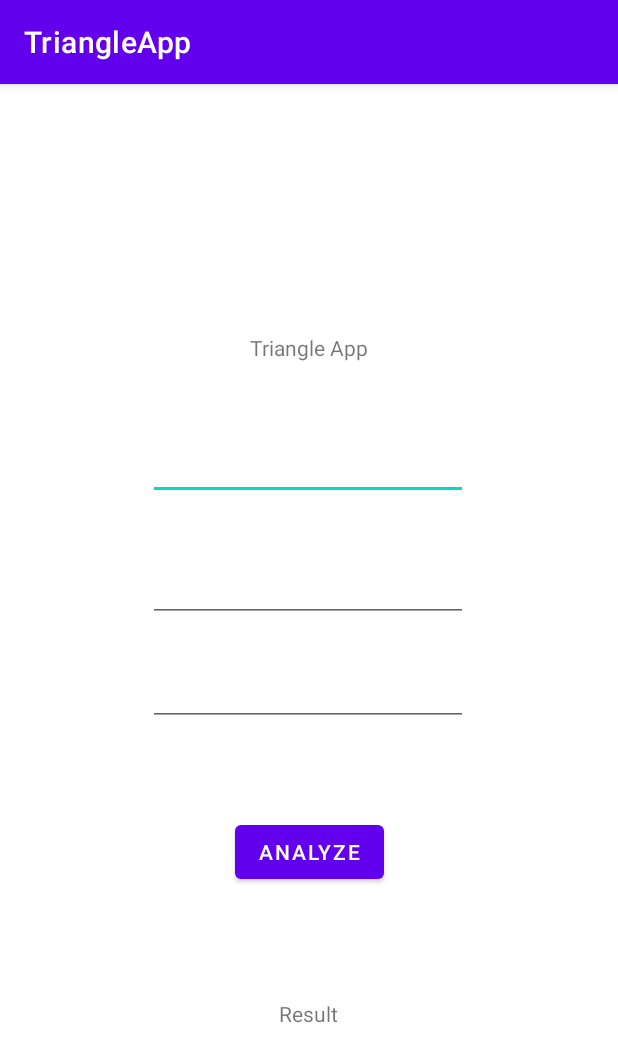
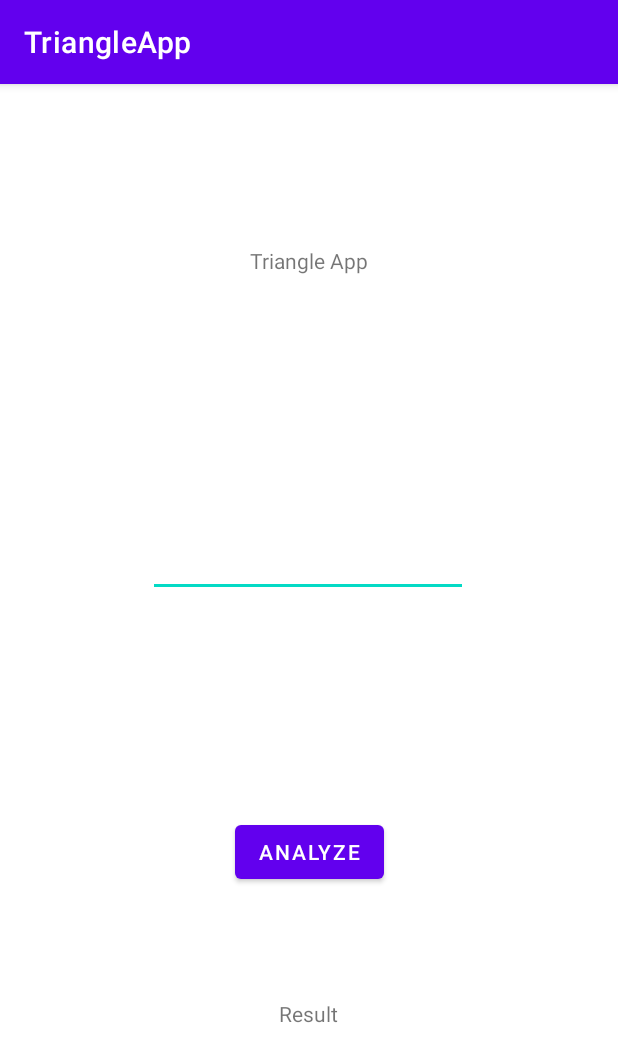
Before and after one commit to gvasquez11/TriangleApp, an Android app: the screen it shows after launch (MainActivity), on a phone screen of 412 x 824 dp. Shown: the top 1062 px of the screen. Run offline under Robolectric (Android 15) with nearby library versions, the phone set to English and light mode, and no system bars.

Commit message:
input is now in an array

```diff
--- a/app/src/main/java/com/example/triangleapp/MainActivity.kt
+++ b/app/src/main/java/com/example/triangleapp/MainActivity.kt
@@ -1,16 +1,4 @@
 package com.example.triangleapp;
-//class EditText(val mEditText1: String, val EditText2: String, val EditText3: String)
-//class TextView(val mTextViewResult: String)
-
-//val mEditText1 = "string"
-//val mEditText2 = "string"
-//val mEditText3 = "string"
-
-//val TextView = "string"
-//val mTextViewResult = "string"
-//val num1_int = "string"
-//val num2_int = "string"
-//val num3_int = "string"
 
 import androidx.appcompat.app.AppCompatActivity
 import android.os.Bundle
@@ -19,40 +7,31 @@ import android.widget.EditText
 import android.widget.TextView
 
 class MainActivity : AppCompatActivity() {
-    //class EditText(val mEditText1: String, val EditText2: String, val EditText3: String)
-
-    /*
-      mEditText1 = (EditText(findViewById(R.id.num1)));
-
-    var mEditText2 = (EditText(findViewById(R.id.num2)));
-     var mEditText3 = (EditText(findViewById(R.id.num3)));
-    var num1_int = 1;
-     var num2_int = 1;
-     var num3_int = 1;
-    var mTextViewResult = TextView(findViewById(R.id.Result))
-
-*/
-
-
 
     override fun onCreate(savedInstanceState: Bundle?) {
         super.onCreate(savedInstanceState)
         setContentView(R.layout.activity_main);
 
+        val inputValue = findViewById(R.id.UserInput) as EditText;
 
-        val num1 = findViewById(R.id.num1) as EditText;
-        val num2 = findViewById(R.id.num2) as EditText;
-        val num3 = findViewById(R.id.num3) as EditText;
         val answer = findViewById(R.id.Result) as TextView;
         val analyzeAnswer = findViewById(R.id.AnalyzeButton) as Button;
 
         analyzeAnswer.setOnClickListener{
 
-            val num1_1 = num1.text.toString().toInt();
-            val num2_2 = num2.text.toString().toInt();
-            val num3_3 = num3.text.toString().toInt();
+            //val num1_1 = num1.text.toString();
+            //val num2_2 = num2.text.toString().toInt();
+            //val num3_3 = num3.text.toString().toInt();
 
-            val resultScaling = "string";
+            val UserInputString = inputValue.text.toString();
+            val UserInputArray = UserInputString.split(',').toTypedArray();
+
+
+            val num1_1 = UserInputArray[0].toDouble();
+            val num2_2 = UserInputArray[1].toDouble();
+            val num3_3 = UserInputArray[2].toDouble();
+
+
 
             if(num1_1 != num2_2 && num1_1 != num3_3 && num2_2 != num3_3)
             {
@@ -61,7 +40,7 @@ class MainActivity : AppCompatActivity() {
             else if(((num1_1 == num2_2) || (num1_1 == num3_3) || (num2_2 == num3_3)) &&
                 ((num1_1 != num2_2) || (num1_1 != num3_3) || (num2_2 != num3_3)))
             {
-                answer.setText("This Triangle is Isosceles!")
+                answer.setText("[" + UserInputString + "]: This Triangle is Isosceles!")
             }
             else if ((num3_3 == num1_1) && (num3_3 == num2_2))
             {
@@ -74,22 +53,6 @@ class MainActivity : AppCompatActivity() {
 
         }
 
-        //mEditText1 = (EditText(findViewById(R.id.num1)));
-        //mEditText2 = (EditText)findViewById (R.id.num2)
-        //mEditText3 = (EditText)findViewById(R.id.num3)
-
-        /*
-        num1_int = Integer.parseInt(mEditText1.getText().toString());
-        num2_int = Integer.parseInt(mEditText2.getText().toString());
-        num3_int = Integer.parseInt(mEditText3.getText().toString());
-
-        if (((num1_int == num2_int) || (num1_int == num3_int) || (num2_int == num3_int)) &&
-            ((num1_int != num2_int) || (num1_int != num3_int) || (num2_int != num3_int))){
-                    mTextViewResult.text = "This triangle is isosceles."
-        } else {
-            mTextViewResult.text = "This triangle is NOT isosceles."
-        }
-        */
 
     }
 }
--- a/app/src/main/res/layout/activity_main.xml
+++ b/app/src/main/res/layout/activity_main.xml
@@ -10,12 +10,11 @@
         android:id="@+id/textView"
         android:layout_width="wrap_content"
         android:layout_height="wrap_content"
+        android:layout_marginTop="108dp"
         android:text="Triangle App"
-        app:layout_constraintBottom_toTopOf="@+id/num1"
         app:layout_constraintEnd_toEndOf="parent"
         app:layout_constraintStart_toStartOf="parent"
-        app:layout_constraintTop_toTopOf="parent"
-        app:layout_constraintVertical_bias="0.782" />
+        app:layout_constraintTop_toTopOf="parent" />
 
     <Button
         android:id="@+id/AnalyzeButton"
@@ -25,42 +24,6 @@
         android:text="Analyze"
         app:layout_constraintBottom_toTopOf="@+id/Result"
         app:layout_constraintEnd_toEndOf="parent"
-        app:layout_constraintStart_toStartOf="parent" />
-
-    <EditText
-        android:id="@+id/num1"
-        android:layout_width="wrap_content"
-        android:layout_height="wrap_content"
-        android:layout_marginBottom="36dp"
-        android:ems="10"
-        android:inputType="numberDecimal"
-        app:layout_constraintBottom_toTopOf="@+id/num2"
-        app:layout_constraintEnd_toEndOf="parent"
-        app:layout_constraintHorizontal_bias="0.497"
-        app:layout_constraintStart_toStartOf="parent" />
-
-    <EditText
-        android:id="@+id/num2"
-        android:layout_width="wrap_content"
-        android:layout_height="wrap_content"
-        android:layout_marginBottom="24dp"
-        android:ems="10"
-        android:inputType="numberDecimal"
-        app:layout_constraintBottom_toTopOf="@+id/num3"
-        app:layout_constraintEnd_toEndOf="parent"
-        app:layout_constraintHorizontal_bias="0.497"
-        app:layout_constraintStart_toStartOf="parent" />
-
-    <EditText
-        android:id="@+id/num3"
-        android:layout_width="wrap_content"
-        android:layout_height="wrap_content"
-        android:layout_marginBottom="60dp"
-        android:ems="10"
-        android:inputType="numberDecimal"
-        app:layout_constraintBottom_toTopOf="@+id/AnalyzeButton"
-        app:layout_constraintEnd_toEndOf="parent"
-        app:layout_constraintHorizontal_bias="0.497"
         app:layout_constraintStart_toStartOf="parent" />
 
     <TextView
@@ -75,4 +38,18 @@
         app:layout_constraintHorizontal_bias="0.496"
         app:layout_constraintStart_toStartOf="parent" />
 
+    <EditText
+        android:id="@+id/UserInput"
+        android:layout_width="wrap_content"
+        android:layout_height="wrap_content"
+        android:ems="10"
+        android:inputType="textPersonName"
+        android:text=""
+        app:layout_constraintBottom_toTopOf="@+id/AnalyzeButton"
+        app:layout_constraintEnd_toEndOf="parent"
+        app:layout_constraintHorizontal_bias="0.497"
+        app:layout_constraintStart_toStartOf="parent"
+        app:layout_constraintTop_toBottomOf="@+id/textView"
+        app:layout_constraintVertical_bias="0.537" />
+
 </androidx.constraintlayout.widget.ConstraintLayout>
```
